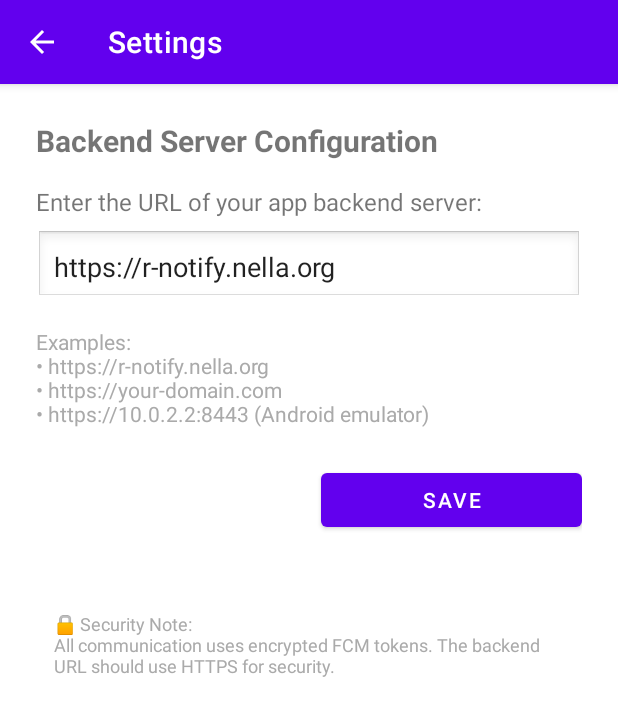
After one commit to jeffallen/remote-notification, an Android app: the SettingsActivity screen opened directly, with no data from a screen before it, on a phone screen of 412 x 824 dp. The commit adds this screen. Shown: the top 716 px of the screen. Run offline under Robolectric (Android 15) with nearby library versions, the phone set to English and light mode, and no system bars.

Commit message:
Add configurable settings for Go servers and Android app
- Replace hardcoded config with command-line flags in Go servers
- App-backend: configurable port, TLS certs, and backend URL
- Notification-backend: configurable port, Firebase key, and private key paths
- Add version info to build output and help text
- Create Android settings activity for backend URL configuration
- Default backend URL: https://r-notify.nella.org (configurable)
- Add settings menu with URL validation and reset functionality
- Support HTTPS URLs with proper validation and error handling
- Document complete usage guide with deployment examples
- Enable flexible production and development configurations

Co-Authored-By: sketch <hello@sketch.dev>
Change-ID: sbf231fd90cc4ccd2k

```diff
--- a/android-fcm-app/app/src/main/AndroidManifest.xml
+++ b/android-fcm-app/app/src/main/AndroidManifest.xml
@@ -26,6 +26,12 @@
             </intent-filter>
         </activity>
 
+        <activity
+            android:name=".SettingsActivity"
+            android:exported="false"
+            android:parentActivityName=".MainActivity"
+            android:theme="@style/Theme.FCMApp" />
+
         <!-- Firebase Messaging Service -->
         <service
             android:name=".FCMService"
--- /dev/null
+++ b/android-fcm-app/app/src/main/java/org/nella/fcmapp/SettingsActivity.kt
@@ -0,0 +1,101 @@
+package org.nella.fcmapp
+
+import android.content.Context
+import android.content.SharedPreferences
+import android.os.Bundle
+import android.util.Patterns
+import android.widget.Button
+import android.widget.EditText
+import android.widget.Toast
+import androidx.appcompat.app.AppCompatActivity
+
+class SettingsActivity : AppCompatActivity() {
+
+    private lateinit var urlEditText: EditText
+    private lateinit var saveButton: Button
+    private lateinit var resetButton: Button
+    private lateinit var prefs: SharedPreferences
+
+    companion object {
+        const val PREFS_NAME = "FCMAppSettings"
+        const val PREF_BACKEND_URL = "backend_url"
+        const val DEFAULT_BACKEND_URL = "https://r-notify.nella.org"
+
+        fun getBackendUrl(context: Context): String {
+            val prefs = context.getSharedPreferences(PREFS_NAME, Context.MODE_PRIVATE)
+            return prefs.getString(PREF_BACKEND_URL, DEFAULT_BACKEND_URL) ?: DEFAULT_BACKEND_URL
+        }
+
+        fun setBackendUrl(context: Context, url: String) {
+            val prefs = context.getSharedPreferences(PREFS_NAME, Context.MODE_PRIVATE)
+            prefs.edit().putString(PREF_BACKEND_URL, url).apply()
+        }
+    }
+
+    override fun onCreate(savedInstanceState: Bundle?) {
+        super.onCreate(savedInstanceState)
+        setContentView(R.layout.activity_settings)
+
+        // Initialize views
+        urlEditText = findViewById(R.id.urlEditText)
+        saveButton = findViewById(R.id.saveButton)
+        resetButton = findViewById(R.id.resetButton)
+
+        // Initialize preferences
+        prefs = getSharedPreferences(PREFS_NAME, Context.MODE_PRIVATE)
+
+        // Load current URL
+        urlEditText.setText(getBackendUrl(this))
+
+        // Set up click listeners
+        saveButton.setOnClickListener {
+            saveUrl()
+        }
+
+        resetButton.setOnClickListener {
+            resetToDefault()
+        }
+
+        // Enable back button
+        supportActionBar?.setDisplayHomeAsUpEnabled(true)
+        supportActionBar?.title = "Settings"
+    }
+
+    private fun saveUrl() {
+        val url = urlEditText.text.toString().trim()
+
+        if (url.isEmpty()) {
+            Toast.makeText(this, "URL cannot be empty", Toast.LENGTH_SHORT).show()
+            return
+        }
+
+        if (!isValidUrl(url)) {
+            Toast.makeText(this, "Please enter a valid URL (e.g., https://example.com)", Toast.LENGTH_LONG).show()
+            return
+        }
+
+        // Remove trailing slash for consistency
+        val cleanUrl = url.trimEnd('/')
+
+        setBackendUrl(this, cleanUrl)
+        Toast.makeText(this, "Backend URL saved successfully", Toast.LENGTH_SHORT).show()
+
+        // Return to main activity
+        finish()
+    }
+
+    private fun resetToDefault() {
+        urlEditText.setText(DEFAULT_BACKEND_URL)
+        Toast.makeText(this, "Reset to default URL", Toast.LENGTH_SHORT).show()
+    }
+
+    private fun isValidUrl(url: String): Boolean {
+        return Patterns.WEB_URL.matcher(url).matches() &&
+               (url.startsWith("http://") || url.startsWith("https://"))
+    }
+
+    override fun onSupportNavigateUp(): Boolean {
+        finish()
+        return true
+    }
+}
--- /dev/null
+++ b/android-fcm-app/app/src/main/res/layout/activity_settings.xml
@@ -0,0 +1,76 @@
+<?xml version="1.0" encoding="utf-8"?>
+<LinearLayout xmlns:android="http://schemas.android.com/apk/res/android"
+    android:layout_width="match_parent"
+    android:layout_height="match_parent"
+    android:orientation="vertical"
+    android:padding="24dp">
+
+    <TextView
+        android:layout_width="match_parent"
+        android:layout_height="wrap_content"
+        android:text="Backend Server Configuration"
+        android:textSize="20sp"
+        android:textStyle="bold"
+        android:layout_marginBottom="16dp" />
+
+    <TextView
+        android:layout_width="match_parent"
+        android:layout_height="wrap_content"
+        android:text="Enter the URL of your app backend server:"
+        android:textSize="16sp"
+        android:layout_marginBottom="8dp" />
+
+    <EditText
+        android:id="@+id/urlEditText"
+        android:layout_width="match_parent"
+        android:layout_height="wrap_content"
+        android:hint="https://r-notify.nella.org"
+        android:inputType="textUri"
+        android:layout_marginBottom="16dp"
+        android:padding="12dp"
+        android:background="@android:drawable/edit_text" />
+
+    <TextView
+        android:layout_width="match_parent"
+        android:layout_height="wrap_content"
+        android:text="Examples:\n• https://r-notify.nella.org\n• https://your-domain.com\n• https://10.0.2.2:8443 (Android emulator)"
+        android:textSize="14sp"
+        android:textColor="@android:color/darker_gray"
+        android:layout_marginBottom="24dp" />
+
+    <LinearLayout
+        android:layout_width="match_parent"
+        android:layout_height="wrap_content"
+        android:orientation="horizontal"
+        android:gravity="center">
+
+        <Button
+            android:id="@+id/resetButton"
+            android:layout_width="0dp"
+            android:layout_height="wrap_content"
+            android:layout_weight="1"
+            android:text="Reset to Default"
+            android:layout_marginEnd="8dp"
+            style="?android:attr/borderlessButtonStyle" />
+
+        <Button
+            android:id="@+id/saveButton"
+            android:layout_width="0dp"
+            android:layout_height="wrap_content"
+            android:layout_weight="1"
+            android:text="Save"
+            android:layout_marginStart="8dp" />
+
+    </LinearLayout>
+
+    <TextView
+        android:layout_width="match_parent"
+        android:layout_height="wrap_content"
+        android:text="\n🔒 Security Note:\nAll communication uses encrypted FCM tokens. The backend URL should use HTTPS for security."
+        android:textSize="12sp"
+        android:textColor="@android:color/darker_gray"
+        android:layout_marginTop="24dp"
+        android:background="@android:color/background_light"
+        android:padding="12dp" />
+
+</LinearLayout>
```
Also changed, not shown: android-fcm-app/app/src/main/java/org/nella/fcmapp/MainActivity.kt (+35 -2 lines), android-fcm-app/app/src/main/res/menu/main_menu.xml (added, +11 -0 lines), 3 other files.
